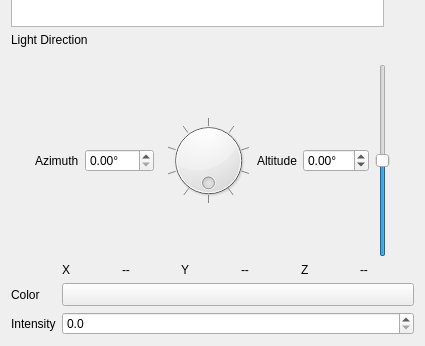
Old version of the form src/ui/3d/qgslightswidget.ui in the repository carsmie/QGIS; both pictures show x 0 to 425 and y 287 to 633 of the 425 by 633 pixel window.
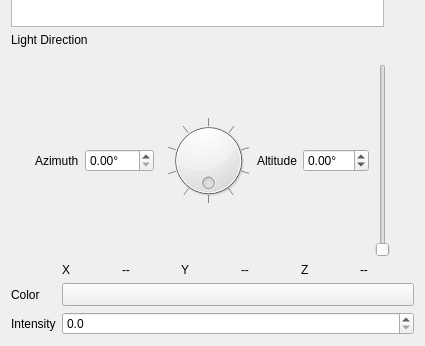
New version of the form. The open tabs and pages were chosen to show the change. Custom widgets are drawn as their Qt base class.

Commit message: no negative altitude

Diff of the .ui file:
```diff
--- a/src/ui/3d/qgslightswidget.ui
+++ b/src/ui/3d/qgslightswidget.ui
@@ -345,7 +345,7 @@
          <item>
           <widget class="QSlider" name="sliderAltitude">
            <property name="minimum">
-            <number>-90</number>
+            <number>0</number>
            </property>
            <property name="maximum">
             <number>90</number>
```
Left out of the diff: 2 changed lines with no effect on the pictures. The commit also changes 1 other file.
